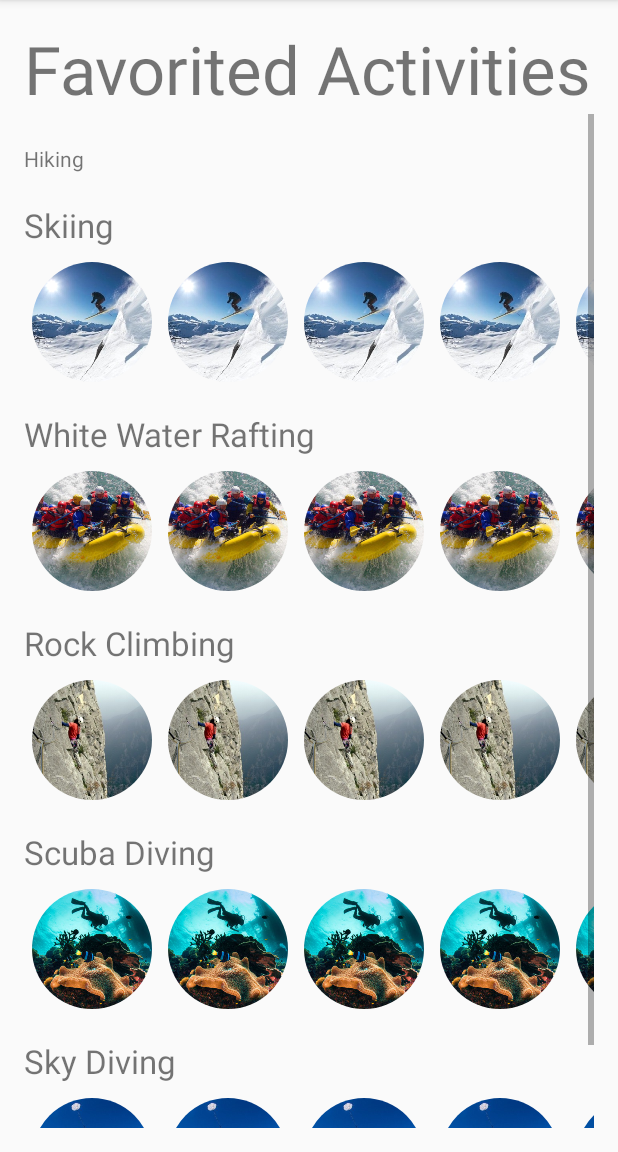
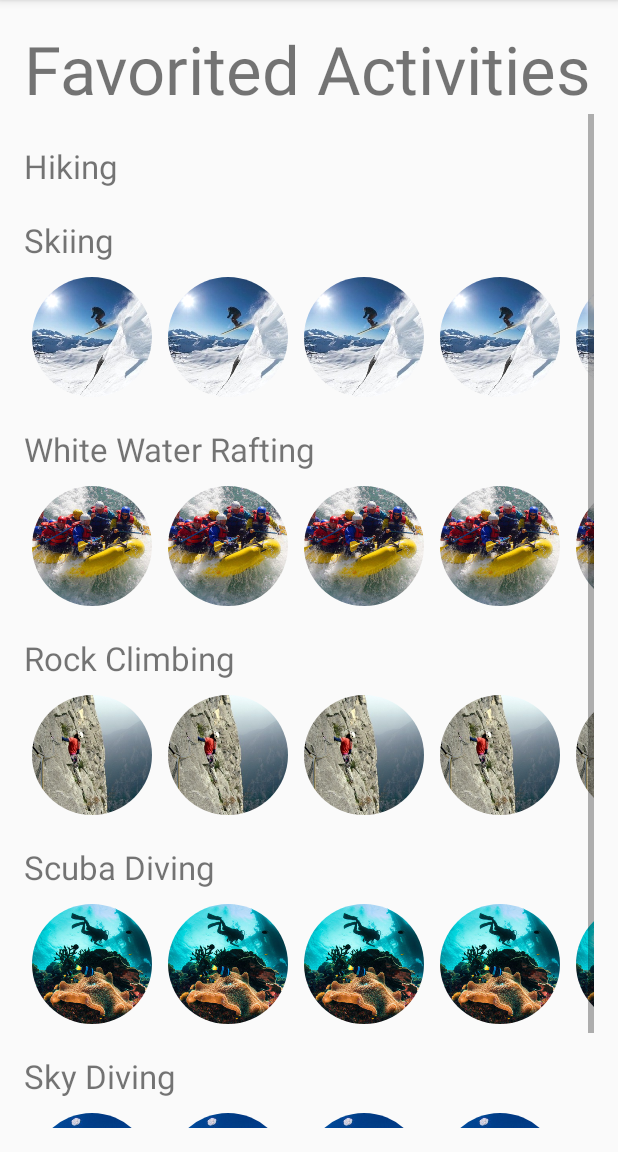
Before and after one commit to JohnnySimmonds/CPSC481Project, an Android app: the Favorites screen opened directly, with no data from a screen before it, on a phone screen of 412 x 824 dp, the part 84-1236 px from its top. Run offline under Robolectric (Android 15) with nearby library versions, the phone set to English and light mode, and no system bars; 1 statement that could not run was skipped.

Commit message:
fixed txt

```diff
--- a/app/src/main/res/layout/activity_favorites.xml
+++ b/app/src/main/res/layout/activity_favorites.xml
@@ -34,6 +34,7 @@
                 android:layout_marginTop="20dp"
                 android:layout_below="@id/favorites_title"
                 android:text="Hiking"
+                android:textSize="10pt"
                 android:id="@+id/category_hiking"/>
             <HorizontalScrollView
                 android:layout_width="wrap_content"
--- a/app/src/main/res/layout/activity_finder.xml
+++ b/app/src/main/res/layout/activity_finder.xml
@@ -9,7 +9,6 @@
     android:paddingRight="@dimen/activity_horizontal_margin"
     android:paddingTop="@dimen/activity_vertical_margin"
     tools:context="com.example.adsulliv.cpsc481project.ActivityFinder">
-
 
     <TextView
         android:layout_width="wrap_content"
```
